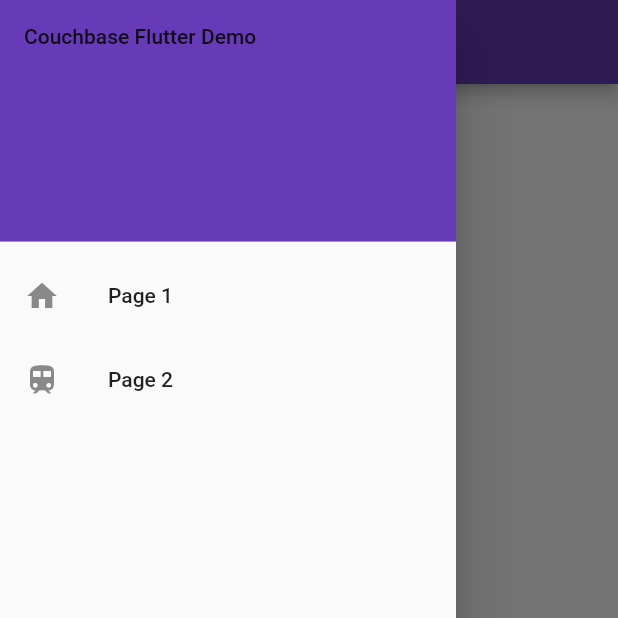
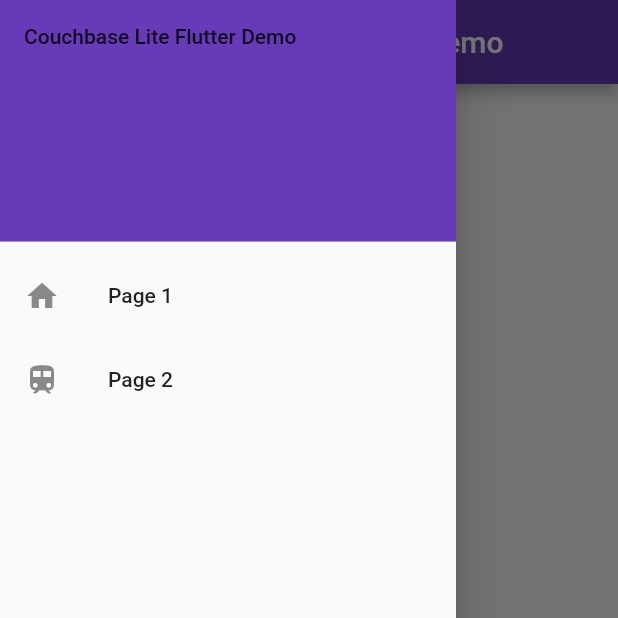
Before and after one commit to pietergreyling/couchbase_lite_flutter, a Flutter app: the screen it shows after launch, with the side drawer open, on a phone screen of 412 x 824 dp, the top half of it. Run offline on Flutter 3.47's test engine with Material 2 defaults, Android fonts, the phone set to English and light mode, and no system bars.

Commit message:
Change app title

```diff
--- a/lib/main.dart
+++ b/lib/main.dart
@@ -11,7 +11,7 @@ class MyApp extends StatelessWidget {
   @override
   Widget build(BuildContext context) {
     return MaterialApp(
-      title: 'Flutter Demo',
+      title: 'Couchbase Lite Flutter Demo',
       theme: ThemeData(
         // This is the theme of your application.
         //
@@ -24,7 +24,7 @@ class MyApp extends StatelessWidget {
         // is not restarted.
         primarySwatch: Colors.deepPurple,
       ),
-      home: const MyHomePage(title: 'Couchbase Flutter Demo'),
+      home: const MyHomePage(title: 'Couchbase Lite Flutter Demo'),
     );
   }
 }
@@ -54,7 +54,7 @@ class _MyHomePageState extends State<MyHomePage> {
       appBar: AppBar(
         centerTitle: true,
         title: const Text(
-          'Navigation Drawer',
+          'Couchbase Lite Flutter Demo',
         ),
         backgroundColor: Colors.deepPurple,
       ),
@@ -67,7 +67,7 @@ class _MyHomePageState extends State<MyHomePage> {
               decoration: BoxDecoration(
                 color: Colors.deepPurple,
               ),
-              child: Text('Couchbase Flutter Demo'),
+              child: Text('Couchbase Lite Flutter Demo'),
             ),
             ListTile(
               leading: const Icon(
```
Also changed, not shown: 1 other file.
